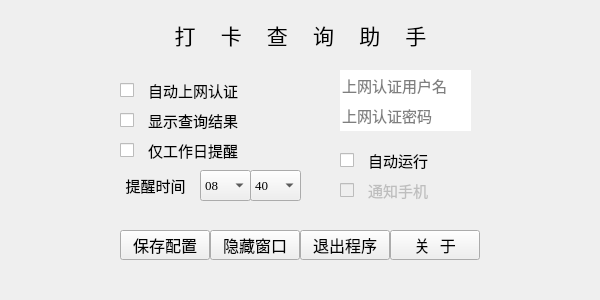
First picture: the form in mainwindow.ui, repository fansilea/DAHelper, before the edit.
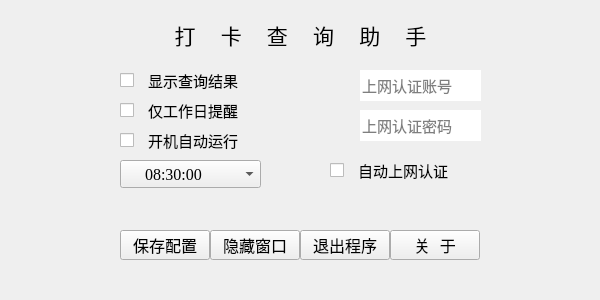
Second picture: the form after the edit.

```diff
--- a/mainwindow.ui
+++ b/mainwindow.ui
@@ -47,7 +47,7 @@
    <set>Qt::ImhNone</set>
   </property>
   <property name="toolButtonStyle">
-   <enum>Qt::ToolButtonIconOnly</enum>
+   <enum>Qt::ToolButtonTextOnly</enum>
   </property>
   <property name="animated">
    <bool>true</bool>
@@ -72,7 +72,7 @@
     <property name="geometry">
      <rect>
       <x>120</x>
-      <y>110</y>
+      <y>70</y>
       <width>151</width>
       <height>21</height>
      </rect>
@@ -143,16 +143,16 @@
    <widget class="QComboBox" name="comboBoxHour">
     <property name="geometry">
      <rect>
-      <x>200</x>
-      <y>170</y>
-      <width>51</width>
-      <height>31</height>
+      <x>120</x>
+      <y>160</y>
+      <width>141</width>
+      <height>28</height>
      </rect>
     </property>
     <property name="font">
      <font>
       <family>Times New Roman</family>
-      <pointsize>10</pointsize>
+      <pointsize>12</pointsize>
       <weight>50</weight>
       <bold>false</bold>
      </font>
@@ -163,9 +163,30 @@
     <property name="statusTip">
      <string/>
     </property>
+    <property name="inputMethodHints">
+     <set>Qt::ImhNone</set>
+    </property>
+    <property name="editable">
+     <bool>false</bool>
+    </property>
     <property name="currentIndex">
-     <number>1</number>
+     <number>6</number>
     </property>
+    <property name="maxVisibleItems">
+     <number>10</number>
+    </property>
+    <property name="insertPolicy">
+     <enum>QComboBox::InsertAtBottom</enum>
+    </property>
+    <property name="sizeAdjustPolicy">
+     <enum>QComboBox::AdjustToContentsOnFirstShow</enum>
+    </property>
+    <property name="duplicatesEnabled">
+     <bool>false</bool>
+    </property>
+    <property name="frame">
+     <bool>true</bool>
+    </property>
     <item>
      <property name="text">
       <string>07</string>
@@ -173,7 +194,7 @@
     </item>
     <item>
      <property name="text">
-      <string>08</string>
+      <string>     08:05:00</string>
      </property>
     </item>
     <item>
@@ -181,36 +202,66 @@
       <string>09</string>
      </property>
     </item>
-   </widget>
-   <widget class="QLabel" name="labelAlert">
-    <property name="geometry">
-     <rect>
-      <x>110</x>
-      <y>170</y>
-      <width>91</width>
-      <height>31</height>
-     </rect>
-    </property>
-    <property name="font">
-     <font>
-      <family>Courier New</family>
-      <pointsize>11</pointsize>
-      <weight>50</weight>
-      <bold>false</bold>
-     </font>
-    </property>
-    <property name="toolTip">
-     <string>在指定时间未刷卡时弹出提醒窗口，30秒一次，直到有打卡记录或选择不再提醒为止</string>
-    </property>
-    <property name="statusTip">
-     <string/>
-    </property>
-    <property name="text">
-     <string>提醒时间</string>
-    </property>
-    <property name="alignment">
-     <set>Qt::AlignCenter</set>
-    </property>
+    <item>
+     <property name="text">
+      <string>     08:15:00</string>
+     </property>
+    </item>
+    <item>
+     <property name="text">
+      <string>     08:20:00</string>
+     </property>
+    </item>
+    <item>
+     <property name="text">
+      <string>     08:25:00</string>
+     </property>
+    </item>
+    <item>
+     <property name="text">
+      <string>     08:30:00</string>
+     </property>
+    </item>
+    <item>
+     <property name="text">
+      <string>     08:35:00</string>
+     </property>
+    </item>
+    <item>
+     <property name="text">
+      <string>     08:40:00</string>
+     </property>
+    </item>
+    <item>
+     <property name="text">
+      <string>     08:45:00</string>
+     </property>
+    </item>
+    <item>
+     <property name="text">
+      <string>     08:50:00</string>
+     </property>
+    </item>
+    <item>
+     <property name="text">
+      <string>     08:55:00</string>
+     </property>
+    </item>
+    <item>
+     <property name="text">
+      <string>     09:00:00</string>
+     </property>
+    </item>
+    <item>
+     <property name="text">
+      <string>     09:05:00</string>
+     </property>
+    </item>
+    <item>
+     <property name="text">
+      <string>     09:10:00</string>
+     </property>
+    </item>
    </widget>
    <widget class="QLabel" name="labelTitle">
     <property name="geometry">
@@ -242,15 +293,15 @@
     </property>
     <property name="geometry">
      <rect>
-      <x>340</x>
+      <x>360</x>
       <y>70</y>
-      <width>131</width>
+      <width>121</width>
       <height>31</height>
      </rect>
     </property>
     <property name="font">
      <font>
-      <family>Courier New</family>
+      <family>Times New Roman</family>
       <pointsize>11</pointsize>
       <weight>50</weight>
       <bold>false</bold>
@@ -272,23 +323,22 @@
      <bool>true</bool>
     </property>
     <property name="placeholderText">
-     <string>上网认证用户名</string>
+     <string>上网认证账号</string>
     </property>
    </widget>
    <widget class="QLineEdit" name="lineEditPwd">
     <property name="geometry">
      <rect>
-      <x>340</x>
-      <y>100</y>
-      <width>131</width>
+      <x>360</x>
+      <y>110</y>
+      <width>121</width>
       <height>31</height>
      </rect>
     </property>
     <property name="font">
      <font>
-      <family>Courier New</family>
+      <family>Times New Roman</family>
       <pointsize>11</pointsize>
-      <italic>false</italic>
      </font>
     </property>
     <property name="toolTip">
@@ -313,7 +363,7 @@
      <bool>false</bool>
     </property>
     <property name="echoMode">
-     <enum>QLineEdit::Normal</enum>
+     <enum>QLineEdit::PasswordEchoOnEdit</enum>
     </property>
     <property name="cursorPosition">
      <number>0</number>
@@ -358,8 +408,8 @@
    <widget class="QCheckBox" name="checkBoxWebAuth">
     <property name="geometry">
      <rect>
-      <x>120</x>
-      <y>80</y>
+      <x>330</x>
+      <y>160</y>
       <width>151</width>
       <height>21</height>
      </rect>
@@ -380,125 +430,11 @@
      <bool>false</bool>
     </property>
    </widget>
-   <widget class="QCheckBox" name="checkBoxNoticeMobile">
-    <property name="enabled">
-     <bool>false</bool>
-    </property>
-    <property name="geometry">
-     <rect>
-      <x>340</x>
-      <y>180</y>
-      <width>131</width>
-      <height>21</height>
-     </rect>
-    </property>
-    <property name="font">
-     <font>
-      <family>Courier New</family>
-      <pointsize>11</pointsize>
-     </font>
-    </property>
-    <property name="toolTip">
-     <string>这只是一个设想，目前没有合适的方法</string>
-    </property>
-    <property name="text">
-     <string> 通知手机</string>
-    </property>
-   </widget>
-   <widget class="QComboBox" name="comboBoxSec">
-    <property name="geometry">
-     <rect>
-      <x>250</x>
-      <y>170</y>
-      <width>51</width>
-      <height>31</height>
-     </rect>
-    </property>
-    <property name="font">
-     <font>
-      <family>Times New Roman</family>
-      <pointsize>10</pointsize>
-      <italic>false</italic>
-     </font>
-    </property>
-    <property name="toolTip">
-     <string>选择提醒时间之分钟</string>
-    </property>
-    <property name="currentIndex">
-     <number>8</number>
-    </property>
-    <property name="duplicatesEnabled">
-     <bool>false</bool>
-    </property>
-    <property name="frame">
-     <bool>true</bool>
-    </property>
-    <item>
-     <property name="text">
-      <string>00</string>
-     </property>
-    </item>
-    <item>
-     <property name="text">
-      <string>05</string>
-     </property>
-    </item>
-    <item>
-     <property name="text">
-      <string>10</string>
-     </property>
-    </item>
-    <item>
-     <property name="text">
-      <string>15</string>
-     </property>
-    </item>
-    <item>
-     <property name="text">
-      <string>20</string>
-     </property>
-    </item>
-    <item>
-     <property name="text">
-      <string>25</string>
-     </property>
-    </item>
-    <item>
-     <property name="text">
-      <string>30</string>
-     </property>
-    </item>
-    <item>
-     <property name="text">
-      <string>35</string>
-     </property>
-    </item>
-    <item>
-     <property name="text">
-      <string>40</string>
-     </property>
-    </item>
-    <item>
-     <property name="text">
-      <string>45</string>
-     </property>
-    </item>
-    <item>
-     <property name="text">
-      <string>50</string>
-     </property>
-    </item>
-    <item>
-     <property name="text">
-      <string>55</string>
-     </property>
-    </item>
-   </widget>
    <widget class="QCheckBox" name="checkBoxRemindOnlyWorkDay">
     <property name="geometry">
      <rect>
       <x>120</x>
-      <y>140</y>
+      <y>100</y>
       <width>151</width>
       <height>21</height>
      </rect>
@@ -521,9 +457,9 @@
    <widget class="QCheckBox" name="checkBoxAutoRun">
     <property name="geometry">
      <rect>
-      <x>340</x>
-      <y>150</y>
-      <width>111</width>
+      <x>120</x>
+      <y>130</y>
+      <width>151</width>
       <height>21</height>
      </rect>
     </property>
@@ -539,7 +475,7 @@
      <string>开机自动运行程序</string>
     </property>
     <property name="text">
-     <string> 自动运行</string>
+     <string> 开机自动运行</string>
     </property>
    </widget>
    <widget class="QPushButton" name="pushButtonSaveConfig">
@@ -624,7 +560,9 @@
    <property name="font">
     <font>
      <family>微软雅黑</family>
-     <pointsize>9</pointsize>
+     <pointsize>10</pointsize>
+     <weight>75</weight>
+     <bold>true</bold>
     </font>
    </property>
    <property name="sizeGripEnabled">
```
Left out of the diff: 33 changed lines with no effect on the pictures.
